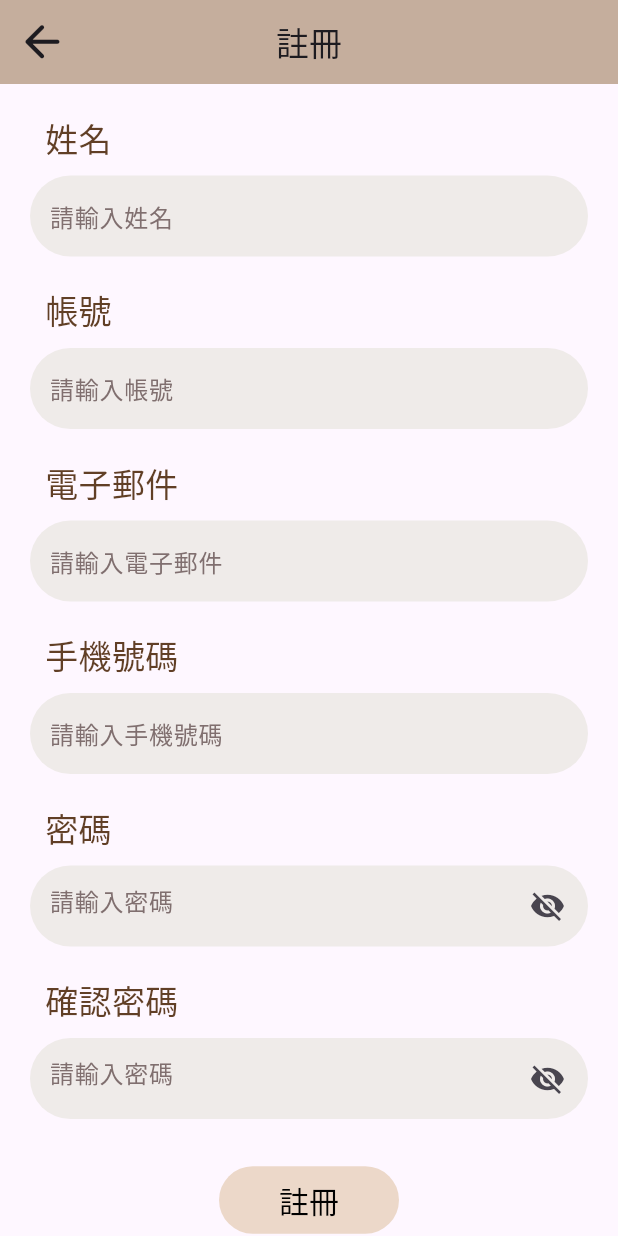
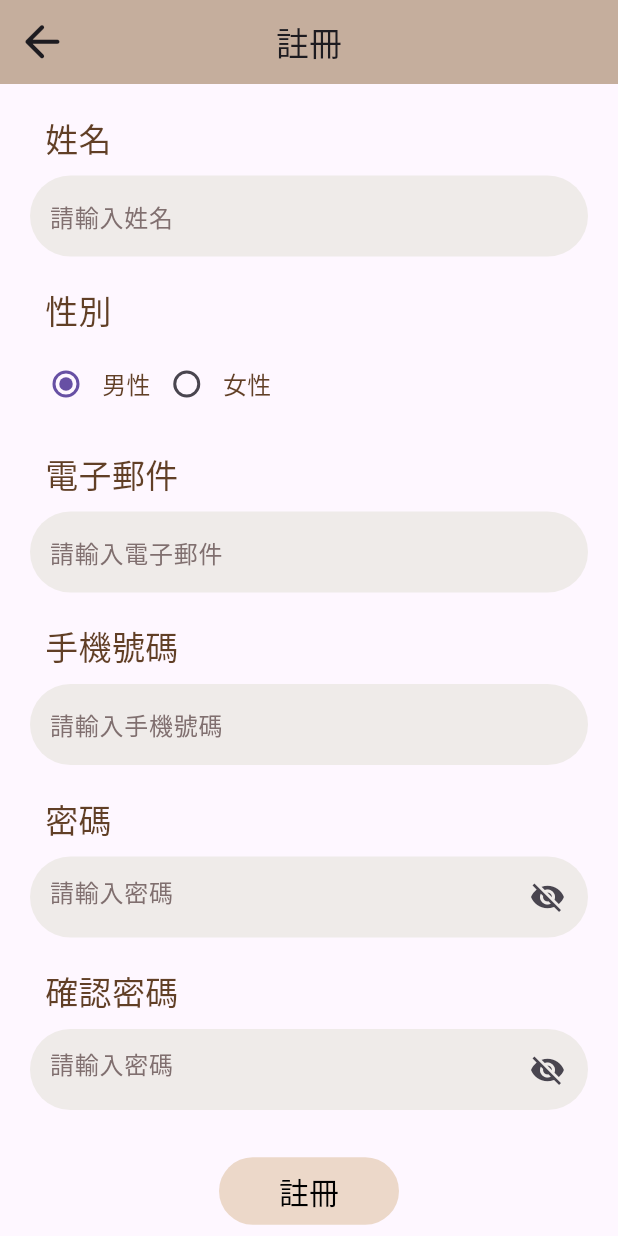
Before and after one commit to ntub113402project/Goldhouse, a Flutter app: the RegisterPage screen opened by its route, after a tap on "註冊", on a phone screen of 412 x 824 dp. Run offline on Flutter 3.47's test engine with Material 3 defaults, Android fonts, the phone set to English and light mode, and no system bars; our stand-ins replace carousel_slider, dropdown_button2, image_picker, permission_handler; network calls fail.

Commit message:
amend goldhouseapp

```diff
--- a/GoldHouseapp/lib/main.dart
+++ b/GoldHouseapp/lib/main.dart
@@ -19,7 +19,7 @@ void main() {
         '/personal':(context) => PersonalPage(),
         '/housedetail':(context) => HouseDetailPage(),
       },
-      home: LoginPage(),
+      home: ControllPage(),
     )
   );
 }
--- a/GoldHouseapp/lib/pages/register_page.dart
+++ b/GoldHouseapp/lib/pages/register_page.dart
@@ -10,24 +10,23 @@ class RegisterPage extends StatefulWidget {
 
 
 class _RegisterPageState extends State<RegisterPage> {
-  int _radiogroupA=0;
+  int _radiogroupA=1;
   bool _isPasswordVisible = false;
   bool _isConfirmPasswordVisible = false;
   TextEditingController nameController = TextEditingController();
-  TextEditingController accountController = TextEditingController();
+  TextEditingController emailController = TextEditingController();
+  TextEditingController phoneController = TextEditingController();
   TextEditingController passwordController = TextEditingController();
   TextEditingController confirmPasswordController = TextEditingController();
-  TextEditingController emailController = TextEditingController();
-  TextEditingController phoneController = TextEditingController();
 
   Future<void> registerUser() async {
     var url = Uri.parse('http://4.227.176.245:5000/register');
     var response = await http.post(url, body: json.encode({
       'name': nameController.text,
-      'account': accountController.text,
+      'gmail': emailController.text,
+      'phone': phoneController.text,
+      'gender': _radiogroupA,
       'password': passwordController.text,
-      'phone': phoneController.text,
-      'gmail': emailController.text,
     }), headers: {
       'Content-Type': 'application/json'
     });
@@ -36,11 +35,11 @@ class _RegisterPageState extends State<RegisterPage> {
         context: context,
         builder: (BuildContext context) {
           return AlertDialog(
-            title: const Text('Error'),
-            content: const Text('Passwords do not match.'),
+            title: const Text('註冊失敗'),
+            content: const Text('密碼不一致，請重新輸入'),
             actions: <Widget>[
               TextButton(
-                child: const Text('OK'),
+                child: const Text('確認'),
                 onPressed: () {
                   Navigator.of(context).pop();
                 },
@@ -59,7 +58,7 @@ class _RegisterPageState extends State<RegisterPage> {
             content: const Text('註冊成功'),
             actions: <Widget>[
               TextButton(
-                child: const Text('OK'),
+                child: const Text('確認，回首頁'),
                 onPressed: () {
                   Navigator.of(context).pop();
                 },
@@ -69,15 +68,17 @@ class _RegisterPageState extends State<RegisterPage> {
         },
       );
     } else {
-      // Handle errors
+      // final Map<String, dynamic> responseData = json.decode(response.body);
+      // final errorMessage = responseData['error'] ?? '未知錯誤';
       showDialog(
         context: context,
         builder: (BuildContext context) {
           return AlertDialog(
+            title: Text('註冊失敗'),
             content: Text('註冊失敗'),
             actions: <Widget>[
               TextButton(
-                child: const Text('OK'),
+                child: const Text('確認'),
                 onPressed: () {
                   Navigator.of(context).pop();
                 },
@@ -132,47 +133,25 @@ class _RegisterPageState extends State<RegisterPage> {
               ),
             ),
             const SizedBox(height: 10,),
-            // Padding(
-            //   padding: EdgeInsets.all(10),
-            //   child: Text('性別',style: TextStyle(fontSize: 22,color: Color(0xFF613F26)),),
-            // ),
-            // Row(
-            //   children: [
-            //     Radio(
-            //       value: 1,
-            //       groupValue: _radiogroupA,
-            //       onChanged: _handleRadioValuChanged,
-            //     ),
-            //     const Text('男性',style: TextStyle(fontSize: 16,color: Color(0xFF613F26)),),
-            //     Radio(
-            //       value: 2,
-            //       groupValue: _radiogroupA,
-            //       onChanged: _handleRadioValuChanged,
-            //     ),
-            //     const Text('女性',style: TextStyle(fontSize: 16,color: Color(0xFF613F26)),),
-            //   ],
-            // ),
             Padding(
               padding: EdgeInsets.all(10),
-              child: Text('帳號',style: TextStyle(fontSize: 22,color: Color(0xFF613F26)),),
+              child: Text('性別',style: TextStyle(fontSize: 22,color: Color(0xFF613F26)),),
             ),
-            Container(
-              padding: const EdgeInsets.all(3),
-              decoration: BoxDecoration(
-                borderRadius: BorderRadius.circular(30),
-                color: const Color(0xFFEFEBE9),
-              ),
-              child: Padding(
-                padding: EdgeInsets.only(left: 10),
-                child: TextField(
-                  controller: accountController,
-                  decoration: InputDecoration(
-                    hintText: ('請輸入帳號'),
-                    hintStyle: TextStyle( color: Color.fromARGB(255, 128, 111, 111)),
-                    border: InputBorder.none
-                  ),
-                )
-              ),
+            Row(
+              children: [
+                Radio(
+                  value: 1,
+                  groupValue: _radiogroupA,
+                  onChanged: _handleRadioValuChanged,
+                ),
+                const Text('男性',style: TextStyle(fontSize: 16,color: Color(0xFF613F26)),),
+                Radio(
+                  value: 2,
+                  groupValue: _radiogroupA,
+                  onChanged: _handleRadioValuChanged,
+                ),
+                const Text('女性',style: TextStyle(fontSize: 16,color: Color(0xFF613F26)),),
+              ],
             ),
             const SizedBox(height: 10,),
             Padding(
```
